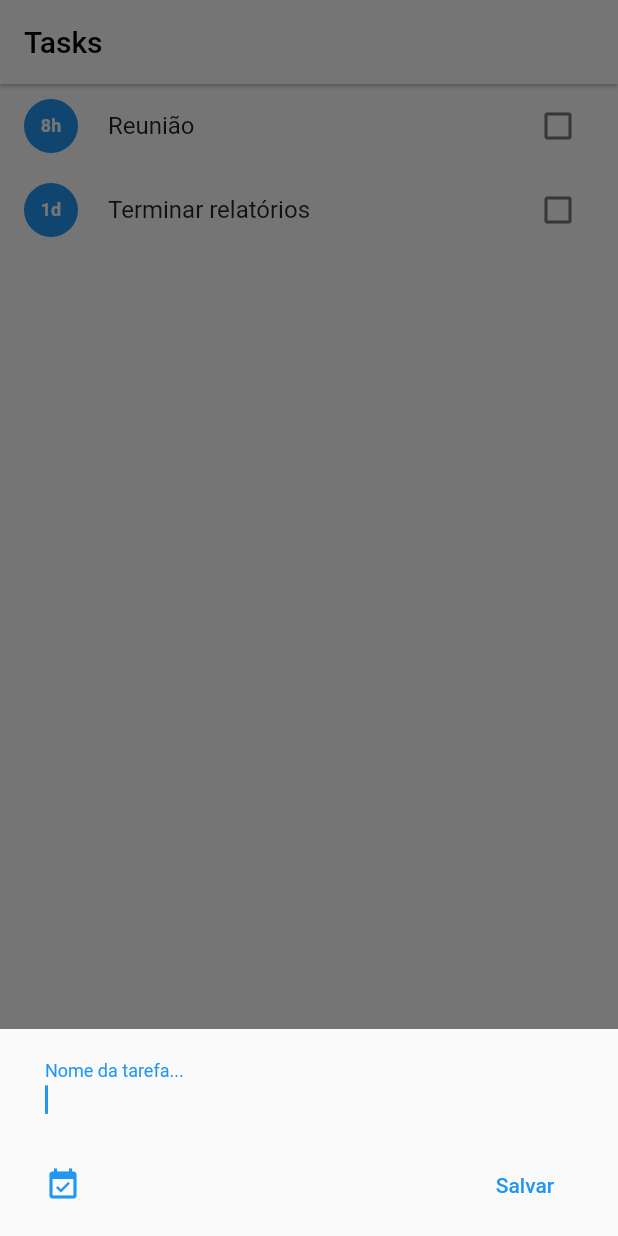
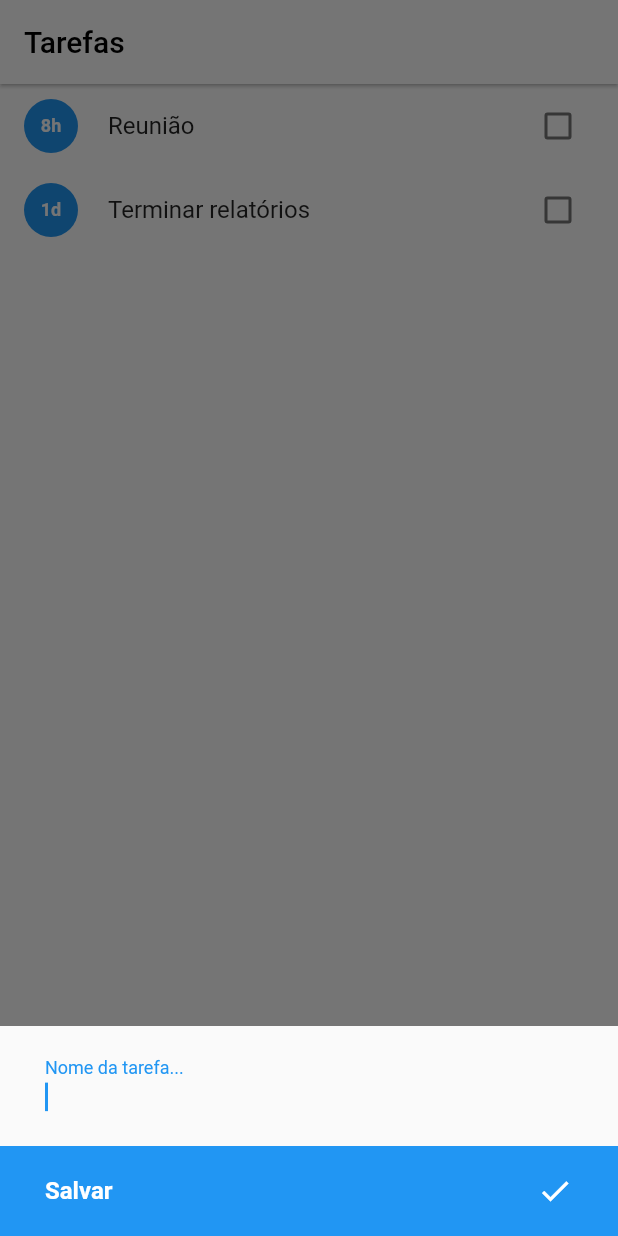
Before and after one commit to jpssantiago/task-app, a Flutter app: the screen it shows after launch, after a tap on the "add" icon, on a phone screen of 412 x 824 dp. Run offline on Flutter 3.47's test engine with Material 2 defaults, Android fonts, the phone set to English and light mode, and no system bars.

Commit message:
Changed the add task modal layout.

```diff
--- /dev/null
+++ b/lib/modals/add_task/add_task_modal.dart
@@ -0,0 +1,10 @@
+import 'package:flutter/material.dart';
+
+import 'package:task_app/modals/add_task/widgets/add_task.dart';
+
+void showAddTaskModal(BuildContext context) {
+  showModalBottomSheet(
+    context: context,
+    builder: (context) => AddTask(),
+  );
+}
--- /dev/null
+++ b/lib/modals/add_task/widgets/add_task.dart
@@ -0,0 +1,52 @@
+import 'package:flutter/material.dart';
+import 'package:provider/provider.dart';
+import 'package:task_app/modals/add_task/widgets/expanded_button.dart';
+
+import 'package:task_app/modals/add_task/widgets/text_field_container.dart';
+
+import 'package:task_app/models/task.dart';
+import 'package:task_app/providers/task_provider.dart';
+import 'package:task_app/widgets/snack_bar.dart';
+
+class AddTask extends StatelessWidget {
+  @override
+  Widget build(BuildContext context) {
+    final TextEditingController _controller = TextEditingController();
+
+    void addTask() {
+      String text = _controller.text;
+      if (text == null || text == '') {
+        return;
+      }
+
+      var provider = Provider.of<TaskProvider>(context, listen: false);
+      provider.addTask(Task.createTask(text));
+
+      Navigator.of(context).pop();
+
+      showSnackBarMessage(
+        context: context,
+        message: 'Tarefa adicionada com sucesso.',
+      );
+    }
+
+    return Padding(
+      padding: MediaQuery.of(context).viewInsets,
+      child: Column(
+        mainAxisSize: MainAxisSize.min,
+        crossAxisAlignment: CrossAxisAlignment.start,
+        children: [
+          TextFieldContainer(
+            controller: _controller,
+            onSubmitted: () => addTask(),
+          ),
+          Container(height: 10),
+          ExpandedButton(
+            text: 'Salvar',
+            onTap: addTask,
+          ),
+        ],
+      ),
+    );
+  }
+}
--- /dev/null
+++ b/lib/modals/add_task/widgets/expanded_button.dart
@@ -0,0 +1,45 @@
+import 'package:flutter/material.dart';
+
+class ExpandedButton extends StatelessWidget {
+  final String text;
+  final VoidCallback onTap;
+
+  ExpandedButton({
+    @required this.text,
+    @required this.onTap,
+  });
+
+  @override
+  Widget build(BuildContext context) {
+    final Size size = MediaQuery.of(context).size;
+
+    return GestureDetector(
+      onTap: onTap,
+      child: Container(
+        width: size.width,
+        height: 60,
+        color: Colors.blue,
+        child: Padding(
+          padding: const EdgeInsets.only(left: 30, right: 30),
+          child: Row(
+            mainAxisAlignment: MainAxisAlignment.spaceBetween,
+            children: [
+              Text(
+                text,
+                style: TextStyle(
+                  color: Colors.white,
+                  fontSize: 16,
+                  fontWeight: FontWeight.bold,
+                ),
+              ),
+              Icon(
+                Icons.check,
+                color: Colors.white,
+              )
+            ],
+          ),
+        ),
+      ),
+    );
+  }
+}
--- /dev/null
+++ b/lib/modals/add_task/widgets/text_field_container.dart
@@ -0,0 +1,36 @@
+import 'package:flutter/material.dart';
+
+class TextFieldContainer extends StatelessWidget {
+  final TextEditingController controller;
+  final VoidCallback onSubmitted;
+
+  TextFieldContainer({
+    @required this.controller,
+    @required this.onSubmitted,
+  });
+
+  @override
+  Widget build(BuildContext context) {
+    final Size size = MediaQuery.of(context).size;
+
+    return Padding(
+      padding: const EdgeInsets.only(
+        left: 30,
+        right: 30,
+        top: 10,
+      ),
+      child: Container(
+        width: size.width,
+        height: 60,
+        child: TextField(
+          controller: controller,
+          decoration: InputDecoration(
+            labelText: 'Nome da tarefa...',
+            border: InputBorder.none,
+          ),
+          autofocus: true,
+        ),
+      ),
+    );
+  }
+}
--- a/lib/models/task.dart
+++ b/lib/models/task.dart
@@ -1,3 +1,5 @@
+import 'package:flutter/material.dart';
+
 class Task {
   String title;
   DateTime initialDate;
@@ -39,11 +41,10 @@ class Task {
     return '${minutes}m';
   }
 
+  // TODO: Mostrar calendário pra escolher data final da tarefa.
   static Task createTask(String title) {
     return Task(
       title: title,
-      initialDate: DateTime.now(),
-      finalDate: null,
       status: TaskStatus.active,
     );
   }
--- a/lib/widgets/add_task_modal.dart
+++ /dev/null
@@ -1,91 +0,0 @@
-import 'package:flutter/material.dart';
-import 'package:provider/provider.dart';
-
-import 'package:task_app/models/task.dart';
-import 'package:task_app/providers/task_provider.dart';
-
-void showAddTaskModal(BuildContext context) {
-  final TextEditingController controller = TextEditingController();
-
-  void addTask() {
-    String text = controller.text;
-
-    if (text == null || text == '') return;
-
-    var provider = Provider.of<TaskProvider>(context, listen: false);
-    provider.addTask(Task.createTask(text));
-
-    Navigator.of(context).pop();
-  }
-
-  showModalBottomSheet(
-    context: context,
-    isScrollControlled: true,
-    builder: (context) {
-      final Size size = MediaQuery.of(context).size;
-
-      return Padding(
-        padding: MediaQuery.of(context).viewInsets,
-        child: Column(
-          mainAxisSize: MainAxisSize.min,
-          crossAxisAlignment: CrossAxisAlignment.start,
-          children: [
-            buildTextField(
-              controller: controller,
-              size: size,
-            ),
-            Container(height: 10),
-            buildRowButtons(
-              onPressed: addTask,
-            ),
-          ],
-        ),
-      );
-    },
-  );
-}
-
-Padding buildTextField({TextEditingController controller, Size size}) {
-  return Padding(
-    padding: const EdgeInsets.only(
-      left: 30,
-      right: 30,
-      top: 10,
-    ),
-    child: Container(
-      width: size.width,
-      height: 60,
-      child: TextField(
-        controller: controller,
-        decoration: InputDecoration(
-          labelText: 'Nome da tarefa...',
-          border: InputBorder.none,
-        ),
-        autofocus: true,
-      ),
-    ),
-  );
-}
-
-Padding buildRowButtons({VoidCallback onPressed}) {
-  return Padding(
-    padding: const EdgeInsets.only(
-      left: 30,
-      right: 30,
-      bottom: 10,
-    ),
-    child: Row(
-      mainAxisAlignment: MainAxisAlignment.spaceBetween,
-      children: [
-        Icon(
-          Icons.event_available,
-          color: Colors.blue,
-        ),
-        TextButton(
-          child: Text('Salvar'),
-          onPressed: onPressed,
-        )
-      ],
-    ),
-  );
-}
--- a/lib/widgets/app_bar.dart
+++ b/lib/widgets/app_bar.dart
@@ -5,7 +5,7 @@ AppBar buildAppBar() {
     backgroundColor: Colors.white,
     elevation: 1, // Default = 4
     title: Text(
-      'Tasks',
+      'Tarefas',
       style: TextStyle(
         color: Colors.black,
       ),
--- a/lib/widgets/floating_action_button.dart
+++ b/lib/widgets/floating_action_button.dart
@@ -1,5 +1,6 @@
 import 'package:flutter/material.dart';
-import 'package:task_app/widgets/add_task_modal.dart';
+
+import 'package:task_app/modals/add_task/add_task_modal.dart';
 
 FloatingActionButton buildFloatingActionButton(BuildContext context) {
   return FloatingActionButton(
--- /dev/null
+++ b/lib/widgets/snack_bar.dart
@@ -0,0 +1,7 @@
+import 'package:flutter/material.dart';
+
+void showSnackBarMessage({BuildContext context, String message}) {
+  ScaffoldMessenger.of(context).showSnackBar(SnackBar(
+    content: Text(message),
+  ));
+}
```
